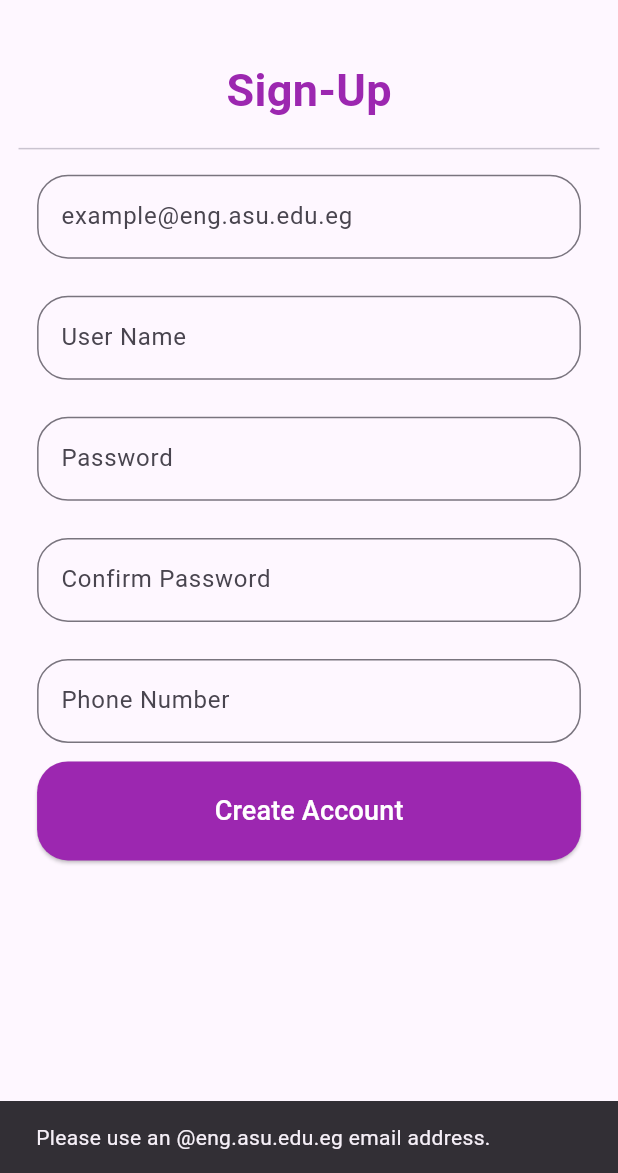
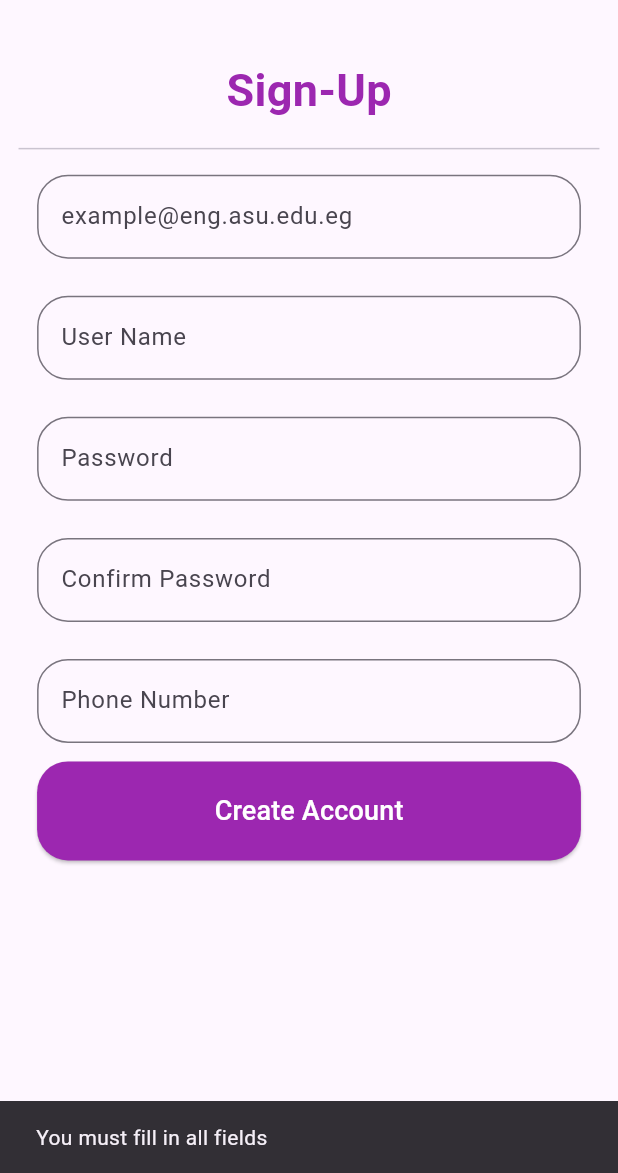
Before and after one commit to ranaahmed04/Carpooling-userSide, a Flutter app: the SignupPage screen opened directly, after a tap on "Create Account", on a phone screen of 412 x 824 dp, the part 63-1236 px from its top. Run offline on Flutter 3.47's test engine with Material 3 defaults, Android fonts, the phone set to English and light mode, and no system bars; our stand-ins replace cloud_firestore, connectivity, firebase_auth, firebase_core, sqflite; accounts and stored records are empty.

Commit message:
signup fixed

```diff
--- a/lib/Screen/sign_up.dart
+++ b/lib/Screen/sign_up.dart
@@ -25,6 +25,17 @@ class _State extends State<SignupPage> {
     String confirmPassword = confirmPasswordController.text.trim();
     String phoneNumber = phoneController.text.trim();
 
+
+
+    if (email.isEmpty || username.isEmpty || password.isEmpty ||
+        confirmPassword.isEmpty || phoneNumber.isEmpty ) {
+      ScaffoldMessenger.of(context).showSnackBar(
+        SnackBar(
+          content: Text("You must fill in all fields "),
+        ),
+      );
+      return;
+    }
     // Check if the email has the correct domain
     if (!email.endsWith('@eng.asu.edu.eg')) {
       // Show an error message to the user if the email domain is incorrect
@@ -62,7 +73,7 @@ class _State extends State<SignupPage> {
 
       ScaffoldMessenger.of(context).showSnackBar(
         SnackBar(
-          content: Text('Please enter a valid phone number that start with 01'),
+          content: Text('Please enter a valid phone number that start with 01 and of length 11'),
         ),
       );
       return;
```
